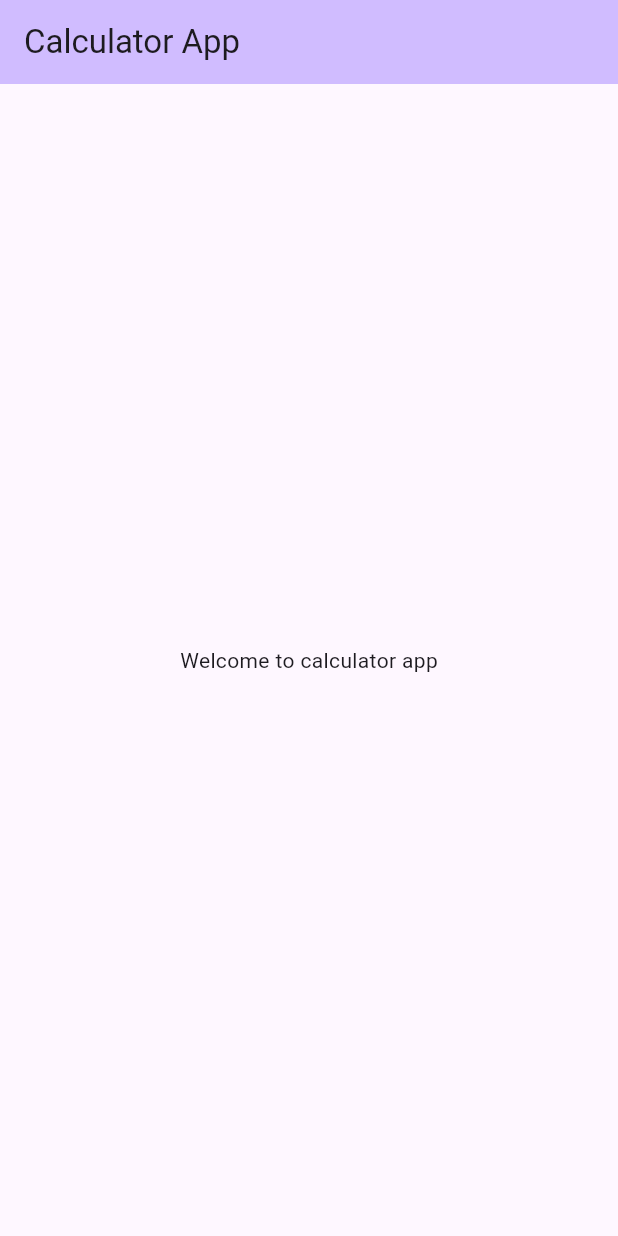
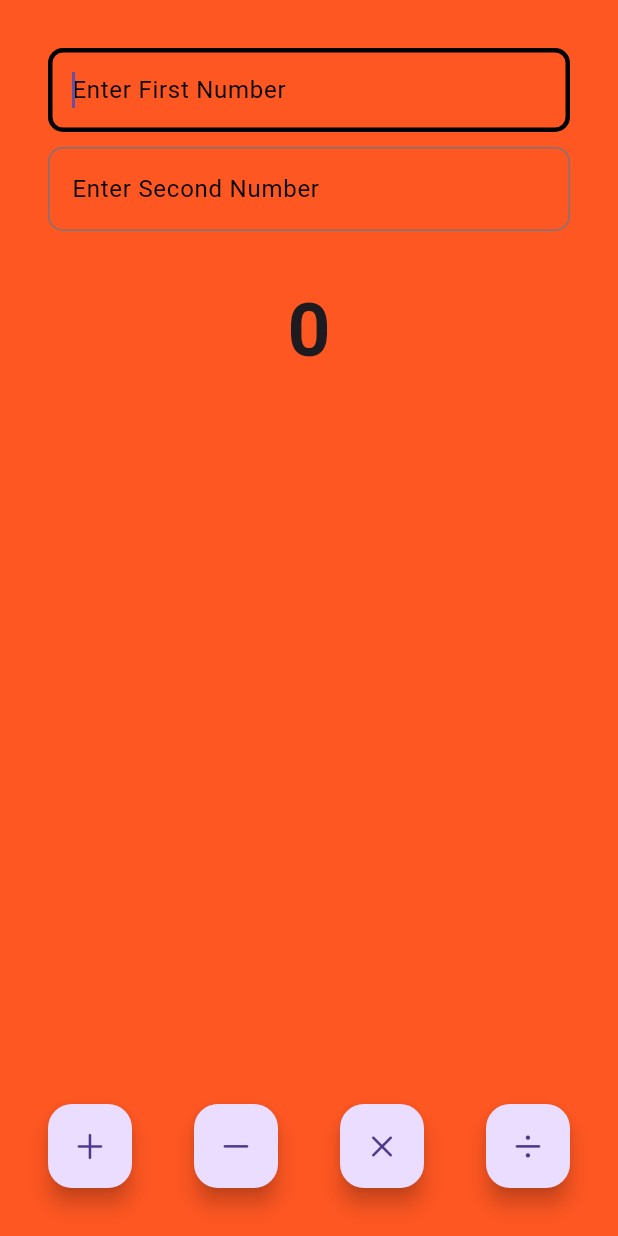
Before and after one commit to Sahil-pillania/calculator_flutter, a Flutter app: the screen it shows after launch, on a phone screen of 412 x 824 dp. Run offline on Flutter 3.47's test engine with Material 3 defaults, Android fonts, the phone set to English and light mode, and no system bars.

Commit message:
calculator UI working

```diff
--- /dev/null
+++ b/lib/views/calculator.dart
@@ -0,0 +1,78 @@
+import 'package:flutter/cupertino.dart';
+import 'package:flutter/material.dart';
+
+class CalculatorView extends StatefulWidget {
+  const CalculatorView({super.key});
+
+  @override
+  State<CalculatorView> createState() => _CalculatorViewState();
+}
+
+class _CalculatorViewState extends State<CalculatorView> {
+  @override
+  Widget build(BuildContext context) {
+    return Padding(
+      padding: EdgeInsets.all(32.0),
+      child: Column(
+        children: [
+          // calculator display
+          DisplayOne(hint: "Enter First Number"),
+          SizedBox(height: 10.0),
+          DisplayOne(hint: "Enter Second Number"),
+          SizedBox(height: 30.0),
+          Text("0",
+              style: TextStyle(fontSize: 50, fontWeight: FontWeight.bold)),
+          Spacer(),
+          Row(
+            mainAxisAlignment: MainAxisAlignment.spaceBetween,
+            children: [
+              FloatingActionButton(
+                onPressed: () {},
+                child: const Icon(CupertinoIcons.add),
+              ),
+              FloatingActionButton(
+                onPressed: () {},
+                child: const Icon(CupertinoIcons.minus),
+              ),
+              FloatingActionButton(
+                onPressed: () {},
+                child: const Icon(CupertinoIcons.multiply),
+              ),
+              FloatingActionButton(
+                onPressed: () {},
+                child: const Icon(CupertinoIcons.divide),
+              ),
+            ],
+          )
+          //Expand
+          // calculator buttons
+        ],
+      ),
+    );
+  }
+}
+
+class DisplayOne extends StatelessWidget {
+  const DisplayOne({super.key, this.hint = "Enter a Number"});
+
+  final String? hint;
+
+  @override
+  Widget build(BuildContext context) {
+    return TextField(
+      keyboardType: TextInputType.number,
+      autofocus: true,
+      decoration: InputDecoration(
+          border: OutlineInputBorder(
+              borderSide: const BorderSide(color: Colors.black, width: 3.0),
+              borderRadius: BorderRadius.circular(10)),
+          focusedBorder: OutlineInputBorder(
+            borderSide: const BorderSide(color: Colors.black, width: 3.0),
+            borderRadius: BorderRadius.circular(10),
+          ),
+          // labelText: "0",
+          hintText: hint,
+          hintStyle: const TextStyle(color: Colors.black)),
+    );
+  }
+}
--- a/lib/views/home_view.dart
+++ b/lib/views/home_view.dart
@@ -1,3 +1,4 @@
+import 'package:calculatorapp/views/calculator.dart';
 import 'package:flutter/material.dart';
 
 class MyHomePage extends StatefulWidget {
@@ -13,23 +14,15 @@ class _MyHomePageState extends State<MyHomePage> {
   @override
   Widget build(BuildContext context) {
     return Scaffold(
-      appBar: AppBar(
-        backgroundColor: Theme.of(context).colorScheme.inversePrimary,
-        title: Text(widget.title),
-      ),
-      body: Center(
-        child: Column(
-          mainAxisAlignment: MainAxisAlignment.center,
-          children: <Widget>[
-            const Text(
-              'Welcome to calculator app',
-            ),
-            // Text(
-            //   '$_counter',
-            //   style: Theme.of(context).textTheme.headlineMedium,
-            // ),
-          ],
-        ),
+      backgroundColor: Colors.deepOrange,
+      // appBar: AppBar(
+      //   backgroundColor: Theme.of(context).colorScheme.inversePrimary,
+      //   title: Text(widget.title),
+      // ),
+      body: SafeArea(
+        // top: false,
+        bottom: false,
+        child: CalculatorView(),
       ),
     );
   }
```
